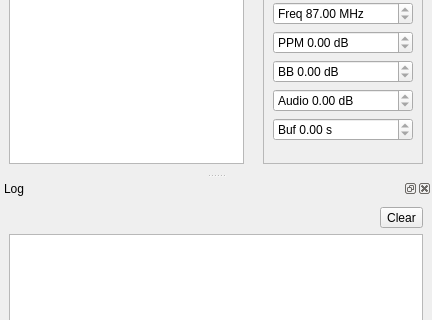
Old version of the form src/MainWindow.ui in the repository huseyinkozan/softfm-gui; both pictures show x 0 to 432 and y 118 to 438 of the 432 by 575 pixel window.
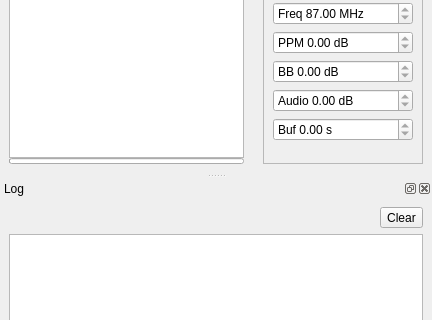
New version of the form. Icons and pictures are not drawn.

Commit message: Added preview progress bar.

```diff
--- a/src/MainWindow.ui
+++ b/src/MainWindow.ui
@@ -169,6 +169,11 @@
     <item>
      <layout class="QHBoxLayout" name="horizontalLayout_2">
       <item>
+       <layout class="QVBoxLayout" name="verticalLayout_3">
+        <property name="spacing">
+         <number>0</number>
+        </property>
+        <item>
        <widget class="QTableWidget" name="tableWidget">
         <property name="alternatingRowColors">
          <bool>false</bool>
@@ -186,6 +191,24 @@
          <bool>false</bool>
         </attribute>
        </widget>
+        </item>
+        <item>
+         <widget class="QProgressBar" name="progressBar">
+          <property name="maximumSize">
+           <size>
+            <width>16777215</width>
+            <height>6</height>
+           </size>
+          </property>
+          <property name="value">
+           <number>0</number>
+          </property>
+          <property name="textVisible">
+           <bool>false</bool>
+          </property>
+         </widget>
+        </item>
+       </layout>
       </item>
       <item>
        <widget class="QFrame" name="advancedFrame">
```
Lines whose indentation alone changed are shown as unchanged. The commit also changes 2 other files.
